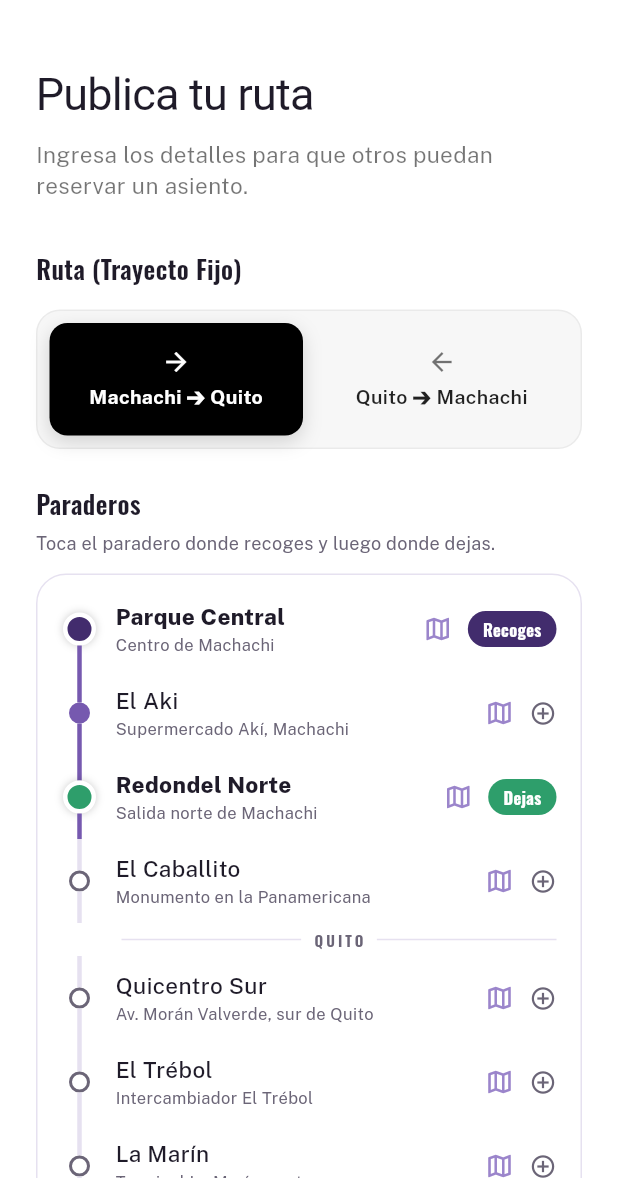
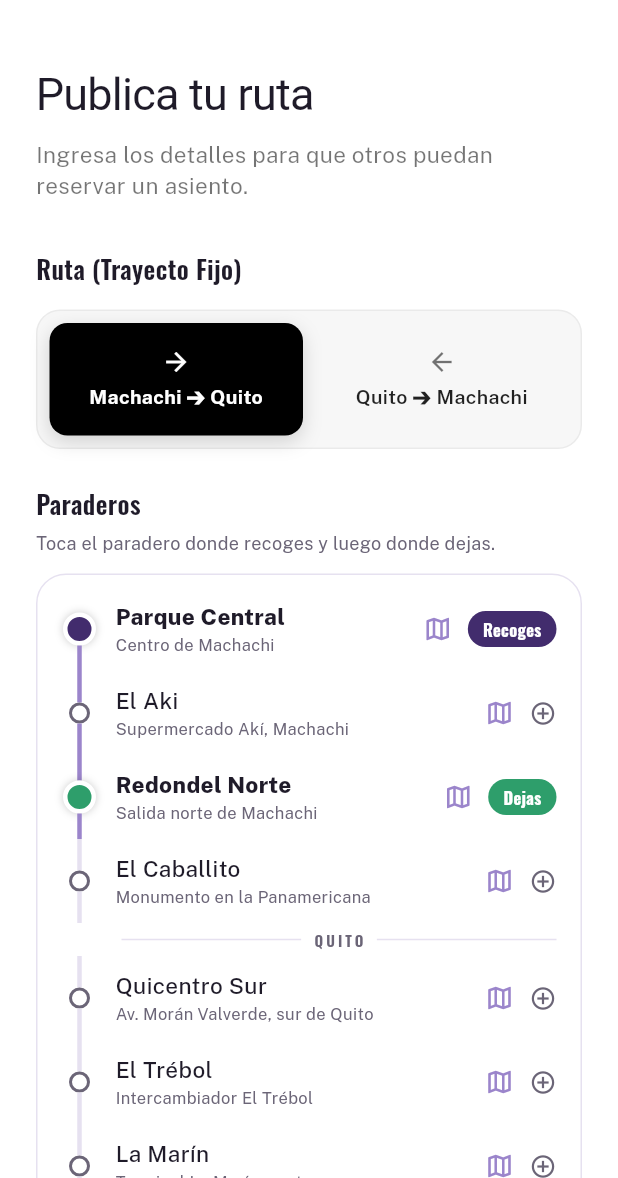
Before and after one commit to Sebas159753/VoyContigo, a Flutter app: the PublishScreen screen opened by its route, after a tap on "Parque Central", after a tap on "El Aki", after a tap on "Redondel Norte", on a phone screen of 412 x 824 dp, the part 58-1236 px from its top. Run offline on Flutter 3.47's test engine with Material 3 defaults, Android fonts, the phone set to English and light mode, and no system bars; our stand-ins replace cloud_firestore, firebase_auth, firebase_core, firebase_messaging, flutter_dotenv, flutter_local_notifications and 8 more; accounts and stored records are empty; network calls fail; Roboto replaces fonts that are missing (Fjalla One).

Commit message:
fix: no pintar los paraderos intermedios del tramo elegido
Los nodos rellenos entre subida y bajada sugerían que el viaje paraba
en cada paradero intermedio. Ahora solo se marcan los extremos; la
línea del tramo queda en morado suave para indicar el recorrido.

Co-Authored-By: Claude Fable 5 <noreply@anthropic.com>

```diff
--- a/lib/features/trips/presentation/widgets/stop_line_picker.dart
+++ b/lib/features/trips/presentation/widgets/stop_line_picker.dart
@@ -188,8 +188,10 @@ class _StopRow extends StatelessWidget {
 
   @override
   Widget build(BuildContext context) {
+    // La línea marca el tramo del viaje con un tono suave; los paraderos
+    // intermedios NO se pintan para no sugerir que el viaje para en ellos.
     final Color lineColor =
-        inSegment ? AppTheme.purpleDark : AppTheme.outline;
+        inSegment ? AppTheme.purpleMedium : AppTheme.outline;
 
     return InkWell(
       onTap: onTap,
@@ -211,7 +213,6 @@ class _StopRow extends StatelessWidget {
                   ),
                   _StopNode(
                     isEndpoint: _isEndpoint,
-                    inSegment: inSegment,
                     isOrigin: isOrigin,
                   ),
                   Expanded(
@@ -292,12 +293,10 @@ class _StopRow extends StatelessWidget {
 
 class _StopNode extends StatelessWidget {
   final bool isEndpoint;
-  final bool inSegment;
   final bool isOrigin;
 
   const _StopNode({
     required this.isEndpoint,
-    required this.inSegment,
     required this.isOrigin,
   });
 
@@ -320,16 +319,15 @@ class _StopNode extends StatelessWidget {
         ),
       );
     }
+    // Paradero intermedio: siempre con aspecto neutro, aunque quede dentro
+    // del tramo — el viaje no para ahí.
     return Container(
       width: 14,
       height: 14,
       decoration: BoxDecoration(
-        color: inSegment ? AppTheme.purpleDark : Colors.white,
+        color: Colors.white,
         shape: BoxShape.circle,
-        border: Border.all(
-          color: inSegment ? AppTheme.purpleDark : AppTheme.inkMuted,
-          width: 2,
-        ),
+        border: Border.all(color: AppTheme.inkMuted, width: 2),
       ),
     );
   }
```
